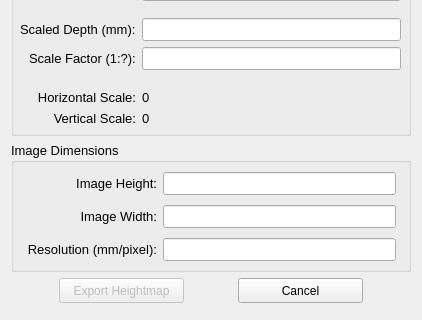
Before: the Qt Designer form heightmapexport_dialog_base.ui in ClayJarCom/HeightmapExport, drawn with Qt 5; both pictures show x 0 to 422 and y 273 to 593 of the 422 by 593 pixel window.
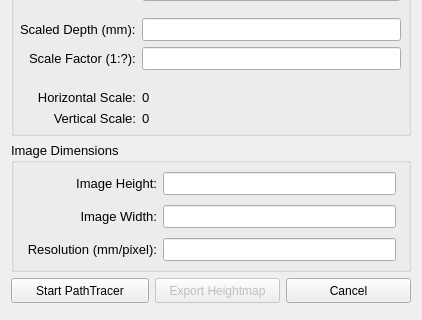
After: the same form once the commit is applied. Icons and pictures are not drawn. Custom widgets are drawn as their Qt base class.

```diff
--- a/heightmapexport_dialog_base.ui
+++ b/heightmapexport_dialog_base.ui
@@ -733,6 +733,22 @@
        <property name="sizeConstraint">
         <enum>QLayout::SetMinimumSize</enum>
        </property>
+       <item>
+        <widget class="QPushButton" name="StartPathTracer">
+         <property name="minimumSize">
+          <size>
+           <width>125</width>
+           <height>25</height>
+          </size>
+         </property>
+         <property name="text">
+          <string>Start PathTracer</string>
+         </property>
+         <property name="autoDefault">
+          <bool>false</bool>
+         </property>
+        </widget>
+       </item>
        <item>
         <widget class="QToolButton" name="ExportHeightmap">
          <property name="enabled">
```
Left out of the diff: 11 changed lines with no effect on the pictures.
